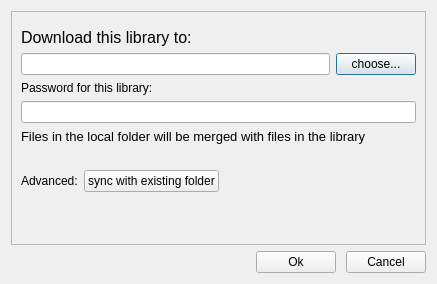
Old version of the form ui/download-repo-dialog.ui in the repository haiwen/seafile-client.
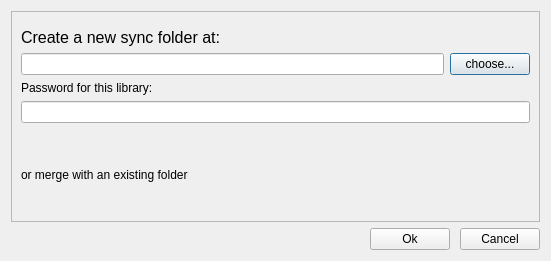
New version of the form.

Commit message: improve download library dialog

```diff
--- a/ui/download-repo-dialog.ui
+++ b/ui/download-repo-dialog.ui
@@ -6,8 +6,8 @@
    <rect>
     <x>0</x>
     <y>0</y>
-    <width>437</width>
-    <height>284</height>
+    <width>551</width>
+    <height>261</height>
    </rect>
   </property>
   <property name="windowTitle">
@@ -59,14 +59,18 @@
            <number>0</number>
           </property>
           <property name="text">
-           <string>Download this library to:</string>
+           <string notr="true">Create a new sync folder at:</string>
           </property>
          </widget>
         </item>
         <item>
          <layout class="QHBoxLayout" name="horizontalLayout_3">
           <item>
-           <widget class="QLineEdit" name="mDirectory"/>
+           <widget class="QLineEdit" name="mDirectory">
+            <property name="focusPolicy">
+             <enum>Qt::NoFocus</enum>
+            </property>
+           </widget>
           </item>
           <item>
            <widget class="QPushButton" name="mChooseDirBtn">
@@ -110,28 +114,17 @@
        </layout>
       </item>
       <item>
-       <widget class="QLabel" name="mSyncHint">
-        <property name="font">
-         <font>
-          <pointsize>10</pointsize>
-         </font>
+       <spacer name="verticalSpacer">
+        <property name="orientation">
+         <enum>Qt::Vertical</enum>
         </property>
-        <property name="styleSheet">
-         <string notr="true"/>
+        <property name="sizeHint" stdset="0">
+         <size>
+          <width>20</width>
+          <height>0</height>
+         </size>
         </property>
-        <property name="frameShadow">
-         <enum>QFrame::Plain</enum>
-        </property>
-        <property name="lineWidth">
-         <number>0</number>
-        </property>
-        <property name="text">
-         <string>Files in the local folder will be merged with files in the library</string>
-        </property>
-        <property name="wordWrap">
-         <bool>true</bool>
-        </property>
-       </widget>
+       </spacer>
       </item>
       <item>
        <widget class="QFrame" name="mSwitchToSyncFrame">
@@ -155,31 +148,9 @@
           <number>0</number>
          </property>
          <item>
-          <widget class="QLabel" name="label">
-           <property name="frameShadow">
-            <enum>QFrame::Plain</enum>
-           </property>
-           <property name="lineWidth">
-            <number>0</number>
-           </property>
+          <widget class="QLabel" name="mSwitchModeHint">
            <property name="text">
-            <string>Advanced:</string>
-           </property>
-           <property name="alignment">
-            <set>Qt::AlignLeading|Qt::AlignLeft|Qt::AlignVCenter</set>
-           </property>
-          </widget>
-         </item>
-         <item>
-          <widget class="QPushButton" name="mSwitchToSyncBtn">
-           <property name="cursor">
-            <cursorShape>PointingHandCursor</cursorShape>
-           </property>
-           <property name="styleSheet">
-            <string notr="true"/>
-           </property>
-           <property name="text">
-            <string>sync with existing folder</string>
+            <string notr="true">or merge with an existing folder </string>
            </property>
           </widget>
          </item>
```
Left out of the diff: 14 changed lines with no effect on the pictures. The commit also changes 3 other files.
